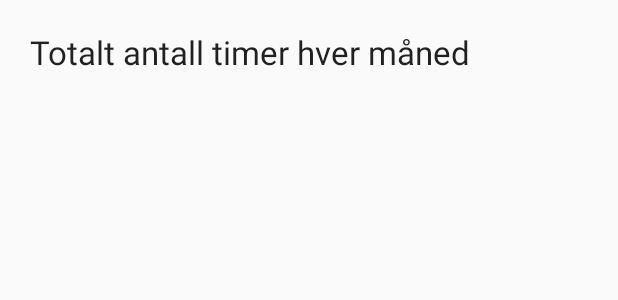
After one commit to Morteen/OverTime, an Android app: the layout fragment_frag__fire.xml on its own in the app's theme, with its tools: preview values and no code run, on a phone screen of 412 x 824 dp. The commit adds this screen. Shown: the top 300 px of the screen. Run offline under Robolectric (Android 15) with nearby library versions, the phone set to English and light mode, and no system bars.

Commit message:
Lagde en summering for å vise toatlt antall timer når man velger  månde med sinner i frag2

```diff
--- a/OvertidApp/app/build.gradle
+++ b/OvertidApp/app/build.gradle
@@ -2,7 +2,7 @@ apply plugin: 'com.android.application'
 
 android {
     compileSdkVersion 25
-    buildToolsVersion "25.0.2"
+    buildToolsVersion '26.0.2'
     defaultConfig {
         applicationId "com.example.morten.overtidapp"
         minSdkVersion 24
--- a/OvertidApp/app/src/main/java/com/example/morten/overtidapp/FragmentOne.java
+++ b/OvertidApp/app/src/main/java/com/example/morten/overtidapp/FragmentOne.java
@@ -35,6 +35,8 @@ static int progressStatus, progressStatusDenneMND;
         mSum = getArguments() != null ? getArguments().getDouble("sum") : 0.0;
         curMnd = getArguments() != null ? getArguments().getDouble("curMnd") : 0.0;
         curMndSum = getArguments() != null ? getArguments().getDouble("curMndsum") : 0.0;
+        progressStatus=getArguments()!=null?getArguments().getInt("progressStatus"):0;
+
         antTimerOvertid=Double.toString(mNum);
         totSum=Double.toString(mSum);
         timerCurrMnd=Double.toString(curMnd);
@@ -96,6 +98,7 @@ static int progressStatus, progressStatusDenneMND;
         outState.putDouble("sum", mSum);
         outState.putDouble("curMnd",curMnd);
         outState.putDouble("curMndsum",curMndSum);
+        outState.putInt("progressStatus",progressStatus);
         // TODO: 06.01.2018  Legg til progrss status slik at disse virker ved orienterings forandring
 
 
--- a/OvertidApp/app/src/main/java/com/example/morten/overtidapp/PagerAdapter.java
+++ b/OvertidApp/app/src/main/java/com/example/morten/overtidapp/PagerAdapter.java
@@ -18,7 +18,9 @@ public class PagerAdapter extends FragmentPagerAdapter {
         switch ( i){
             case 0: return new FragmentOne();
             case 1: return  new FragmentTwo();
-            case 2: return  new FragmentThree();
+            case 2: return  new Frag_Fire();
+            case 3: return  new FragmentThree();
+
              default:break;
 
         }
@@ -27,6 +29,6 @@ public class PagerAdapter extends FragmentPagerAdapter {
 
     @Override
     public int getCount() {
-        return 3;
+        return 4;
     }
 }
--- /dev/null
+++ b/OvertidApp/app/src/main/res/layout/fragment_frag__fire.xml
@@ -0,0 +1,26 @@
+<LinearLayout xmlns:android="http://schemas.android.com/apk/res/android"
+    xmlns:tools="http://schemas.android.com/tools"
+    android:layout_width="match_parent"
+    android:layout_height="match_parent"
+    tools:context="com.example.morten.overtidapp.Frag_Fire"
+    android:orientation="vertical">
+
+    <!-- TODO: Update blank fragment layout -->
+    <TextView
+        android:layout_width="match_parent"
+        android:layout_height="wrap_content"
+        android:text="Totalt antall timer hver måned"
+        android:layout_marginLeft="20dp"
+        android:layout_marginTop="20dp"
+        android:layout_marginBottom="20dp"
+        android:textAppearance="@style/TextAppearance.AppCompat.Large" />
+
+    <ListView
+        android:id="@+id/simpleListView"
+        android:layout_marginLeft="20dp"
+        android:layout_width="match_parent"
+        android:layout_height="wrap_content">
+
+    </ListView>
+
+</LinearLayout>
--- a/OvertidApp/app/src/main/res/values/strings.xml
+++ b/OvertidApp/app/src/main/res/values/strings.xml
@@ -1,7 +1,6 @@
 <resources>
     <string name="app_name">Overtid</string>
     <string name="action_settings">Settings</string>
-
 
 
     <string name="fragEntest">Her kommer oversikt over totalt antall og denne måneden</string>
@@ -12,5 +11,8 @@
     <string name="reiser"> dager til Hellas </string>
     <string name="avreisetexts">dager til Hellas</string>
 
+    <!-- TODO: Remove or change this placeholder text -->
+    <string name="hello_blank_fragment">Hello blank fragment</string>
+
 
 </resources>
```
Also changed, not shown: OvertidApp/app/src/main/java/com/example/morten/overtidapp/Frag_Fire.java (added, +63 -0 lines), OvertidApp/app/src/main/java/com/example/morten/overtidapp/FragmentTwo.java (+14 -1 lines), OvertidApp/app/src/main/java/com/example/morten/overtidapp/MainActivity.java (+57 -2 lines), OvertidApp/app/src/main/java/com/example/morten/overtidapp/Overtid.java (+27 -0 lines).
